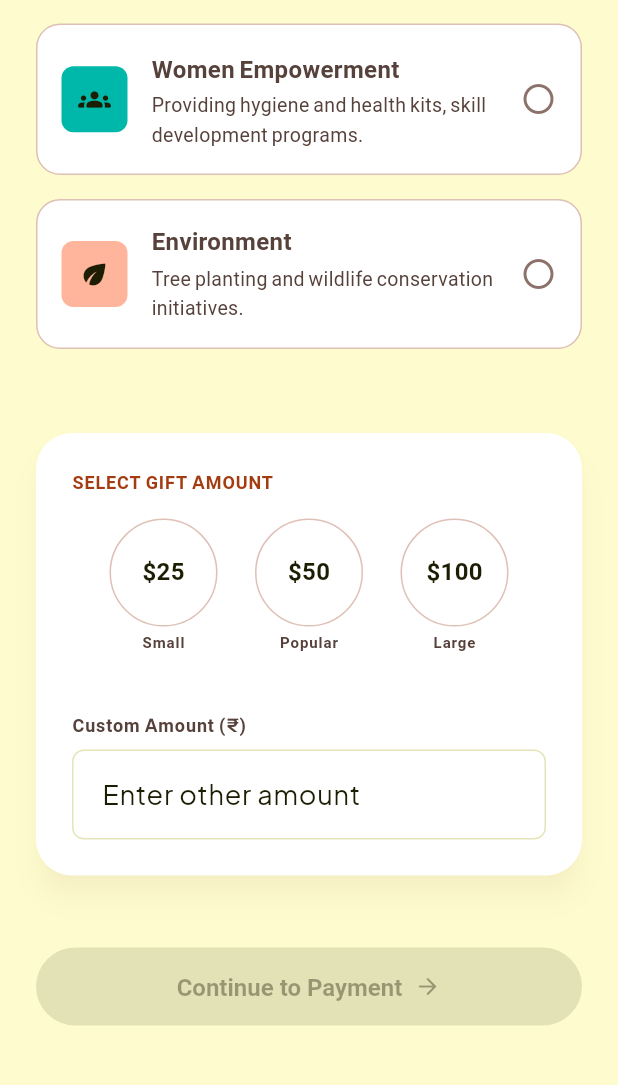
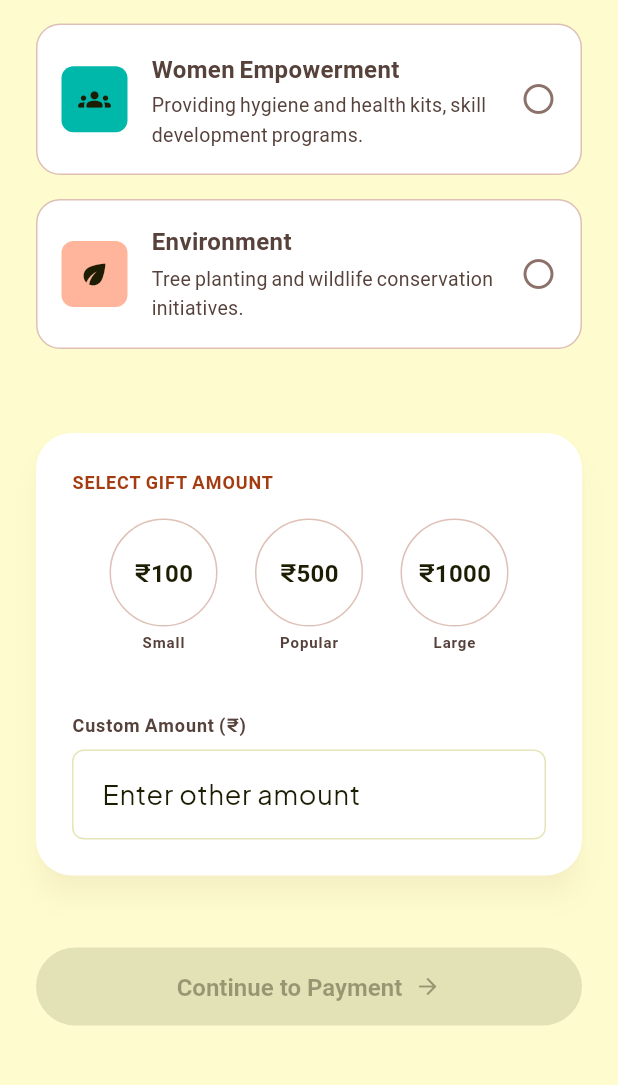
Before and after one commit to abhigilbile74/paranubhutifoundation, a Flutter app: the DonateScreen screen opened by its route, scrolled down 445 dp, on a phone screen of 412 x 824 dp, the part 105-1190 px from its top. Run offline on Flutter 3.47's test engine with Material 3 defaults, Android fonts, the phone set to English and light mode, and no system bars; our stand-ins replace google_fonts; Roboto replaces fonts that are missing (Quicksand).

Commit message:
changes dollar to rupee

```diff
--- a/lib/features/donation/presentation/screen/donate_screen.dart
+++ b/lib/features/donation/presentation/screen/donate_screen.dart
@@ -52,9 +52,9 @@ class _DonateScreenState extends State<DonateScreen> {
   ];
 
   static const List<_AmountOption> _presetAmounts = [
-    _AmountOption(amount: 25, label: 'Small'),
-    _AmountOption(amount: 50, label: 'Popular'),
-    _AmountOption(amount: 100, label: 'Large'),
+    _AmountOption(amount: 100, label: 'Small'),
+    _AmountOption(amount: 500, label: 'Popular'),
+    _AmountOption(amount: 1000, label: 'Large'),
   ];
 
   String? _selectedCauseId;
@@ -305,7 +305,7 @@ class _AmountCircle extends StatelessWidget {
             ),
             alignment: Alignment.center,
             child: Text(
-              '\$${option.amount.toStringAsFixed(0)}',
+              '₹${option.amount.toStringAsFixed(0)}',
               style: AppTextStyles.bodyMd.copyWith(
                 fontWeight: FontWeight.w700,
                 color: selected ? AppColors.primary : AppColors.onSurface,
--- a/lib/features/donation/presentation/screen/payment_details_screen.dart
+++ b/lib/features/donation/presentation/screen/payment_details_screen.dart
@@ -256,7 +256,7 @@ class _SelectedCauseCard extends StatelessWidget {
                 ),
                 const SizedBox(height: 4),
                 Text(
-                  '\$${amount.toStringAsFixed(2)}',
+                  '₹${amount.toStringAsFixed(2)}',
                   style: AppTextStyles.headlineMd,
                 ),
               ],
```
